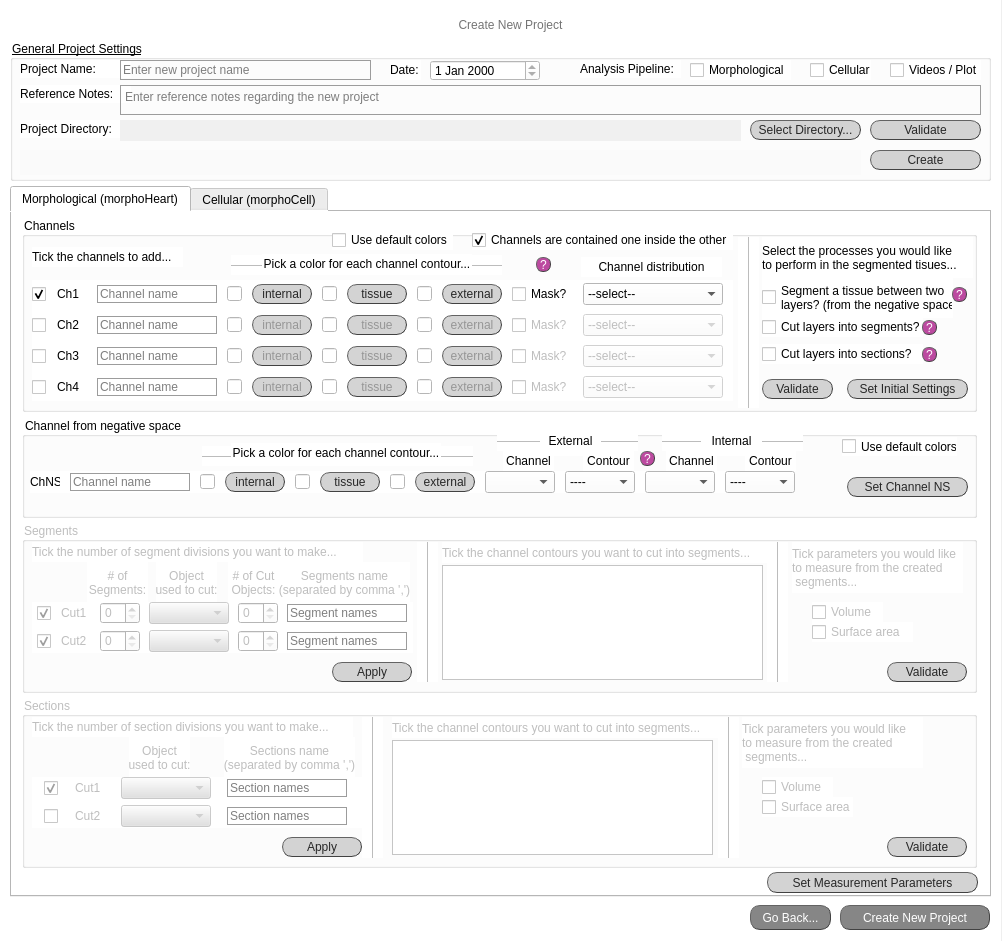
Qt form new_project_screen.ui (jsanchez679/morphoHeart_rev) before a commit.
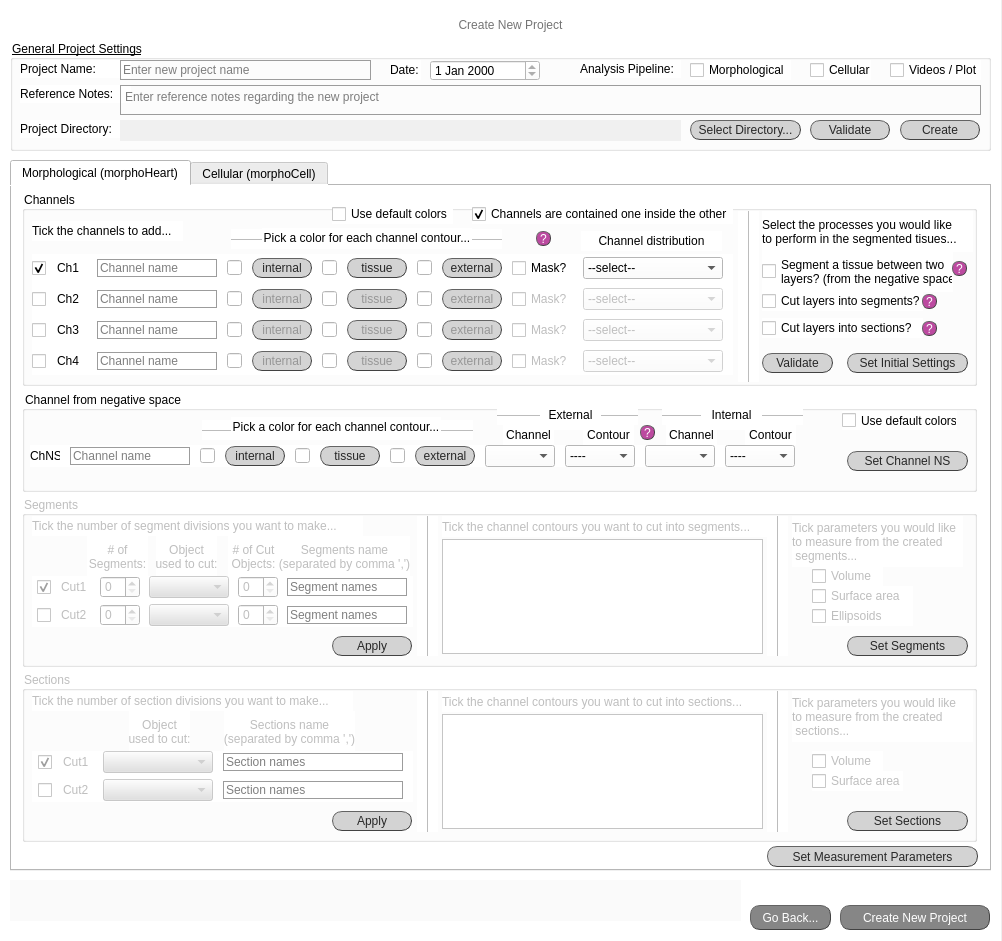
The same form after that commit.

Commit message: Create new project almost done, still to do set meas param window

```diff
--- a/new_project_screen.ui
+++ b/new_project_screen.ui
@@ -81,7 +81,7 @@
       <x>10</x>
       <y>40</y>
       <width>981</width>
-      <height>141</height>
+      <height>111</height>
      </rect>
     </property>
     <property name="styleSheet">
@@ -126,7 +126,7 @@
     <widget class="QPushButton" name="button_select_proj_dir">
      <property name="geometry">
       <rect>
-       <x>740</x>
+       <x>680</x>
        <y>80</y>
        <width>111</width>
        <height>20</height>
@@ -242,7 +242,7 @@
       <rect>
        <x>110</x>
        <y>80</y>
-       <width>621</width>
+       <width>561</width>
        <height>21</height>
       </rect>
      </property>
@@ -357,9 +357,9 @@
     <widget class="QPushButton" name="button_validate_new_proj">
      <property name="geometry">
       <rect>
-       <x>860</x>
+       <x>800</x>
        <y>80</y>
-       <width>111</width>
+       <width>80</width>
        <height>20</height>
       </rect>
      </property>
@@ -393,9 +393,9 @@
     <widget class="QPushButton" name="button_create_initial_proj">
      <property name="geometry">
       <rect>
-       <x>860</x>
-       <y>110</y>
-       <width>111</width>
+       <x>890</x>
+       <y>80</y>
+       <width>80</width>
        <height>20</height>
       </rect>
      </property>
@@ -429,31 +429,6 @@
       <bool>false</bool>
      </property>
     </widget>
-    <widget class="QLineEdit" name="tE_validate">
-     <property name="geometry">
-      <rect>
-       <x>10</x>
-       <y>110</y>
-       <width>841</width>
-       <height>25</height>
-      </rect>
-     </property>
-     <property name="styleSheet">
-      <string notr="true">font: 25 9pt &quot;Calibri Light&quot;;
-color: rgb(170, 0, 127);
-background-color: rgb(250, 250, 250);
-</string>
-     </property>
-     <property name="frame">
-      <bool>false</bool>
-     </property>
-     <property name="alignment">
-      <set>Qt::AlignCenter</set>
-     </property>
-     <property name="readOnly">
-      <bool>true</bool>
-     </property>
-    </widget>
     <widget class="QDateEdit" name="dateEdit">
      <property name="geometry">
       <rect>
@@ -499,7 +474,6 @@
     <zorder>button_validate_new_proj</zorder>
     <zorder>button_select_proj_dir</zorder>
     <zorder>button_create_initial_proj</zorder>
-    <zorder>tE_validate</zorder>
     <zorder>dateEdit</zorder>
     <zorder>lab_proj_name_2</zorder>
    </widget>
@@ -510,7 +484,7 @@
     <property name="geometry">
      <rect>
       <x>10</x>
-      <y>186</y>
+      <y>160</y>
       <width>981</width>
       <height>711</height>
      </rect>
@@ -565,7 +539,7 @@
         <rect>
          <x>10</x>
          <y>80</y>
-         <width>331</width>
+         <width>381</width>
          <height>51</height>
         </rect>
        </property>
@@ -622,7 +596,7 @@
            </widget>
           </item>
           <item>
-           <widget class="QLabel" name="lab_ch1_6">
+           <widget class="QLabel" name="lab_sect1">
             <property name="sizePolicy">
              <sizepolicy hsizetype="Fixed" vsizetype="Fixed">
               <horstretch>0</horstretch>
@@ -651,15 +625,18 @@
           </item>
           <item>
            <widget class="QComboBox" name="cB_obj_sect1">
+            <property name="enabled">
+             <bool>false</bool>
+            </property>
             <property name="minimumSize">
              <size>
-              <width>90</width>
+              <width>110</width>
               <height>0</height>
              </size>
             </property>
             <property name="maximumSize">
              <size>
-              <width>90</width>
+              <width>110</width>
               <height>16777215</height>
              </size>
             </property>
@@ -678,6 +655,9 @@
           </item>
           <item>
            <widget class="QLineEdit" name="names_sect1">
+            <property name="enabled">
+             <bool>false</bool>
+            </property>
             <property name="sizePolicy">
              <sizepolicy hsizetype="Fixed" vsizetype="Fixed">
               <horstretch>0</horstretch>
@@ -686,13 +666,13 @@
             </property>
             <property name="minimumSize">
              <size>
-              <width>120</width>
+              <width>180</width>
               <height>18</height>
              </size>
             </property>
             <property name="maximumSize">
              <size>
-              <width>120</width>
+              <width>180</width>
               <height>16777215</height>
              </size>
             </property>
@@ -773,7 +753,10 @@
            </widget>
           </item>
           <item>
-           <widget class="QLabel" name="lab_ch1_7">
+           <widget class="QLabel" name="lab_sect2">
+            <property name="enabled">
+             <bool>false</bool>
+            </property>
             <property name="sizePolicy">
              <sizepolicy hsizetype="Fixed" vsizetype="Fixed">
               <horstretch>0</horstretch>
@@ -804,13 +787,13 @@
            <widget class="QComboBox" name="cB_obj_sect2">
             <property name="minimumSize">
              <size>
-              <width>90</width>
+              <width>110</width>
               <height>0</height>
              </size>
             </property>
             <property name="maximumSize">
              <size>
-              <width>80</width>
+              <width>110</width>
               <height>16777215</height>
              </size>
             </property>
@@ -837,13 +820,13 @@
             </property>
             <property name="minimumSize">
              <size>
-              <width>120</width>
+              <width>180</width>
               <height>18</height>
              </size>
             </property>
             <property name="maximumSize">
              <size>
-              <width>120</width>
+              <width>180</width>
               <height>16777215</height>
              </size>
             </property>
@@ -917,7 +900,7 @@
       <widget class="QLabel" name="lab_no_ch_9">
        <property name="geometry">
         <rect>
-         <x>370</x>
+         <x>420</x>
          <y>20</y>
          <width>331</width>
          <height>21</height>
@@ -928,39 +911,12 @@
 background-color: rgb(255, 255, 255);</string>
        </property>
        <property name="text">
-        <string>Tick the channel contours you want to cut into segments...</string>
+        <string>Tick the channel contours you want to cut into sections...</string>
        </property>
        <property name="alignment">
         <set>Qt::AlignLeading|Qt::AlignLeft|Qt::AlignVCenter</set>
        </property>
       </widget>
-      <widget class="QPushButton" name="apply_sect">
-       <property name="geometry">
-        <rect>
-         <x>260</x>
-         <y>140</y>
-         <width>80</width>
-         <height>20</height>
-        </rect>
-       </property>
-       <property name="styleSheet">
-        <string notr="true">QPushButton{border-radius:10px;
-border-width: 1px;
-border-style: outset;
-border-color: rgb(66, 66, 66);
-background-color: rgb(211, 211, 211);
-color: rgb(39, 39, 39);
-font: 10pt &quot;Calibri Light&quot;;}
-
-QPushButton:hover{
-background-color: #eb6fbd;
-border-color: #672146
-}</string>
-       </property>
-       <property name="text">
-        <string>Apply</string>
-       </property>
-      </widget>
       <widget class="QLabel" name="lab_proj_name_9">
        <property name="geometry">
         <rect>
@@ -984,7 +940,7 @@
       <widget class="QTableWidget" name="tabW_sect">
        <property name="geometry">
         <rect>
-         <x>370</x>
+         <x>420</x>
          <y>43</y>
          <width>321</width>
          <height>115</height>
@@ -997,13 +953,13 @@
         </sizepolicy>
        </property>
        <property name="styleSheet">
-        <string notr="true">font: 25 10pt &quot;Calibri Light&quot;;</string>
+        <string notr="true">font: 25 8pt &quot;Calibri Light&quot;;</string>
        </property>
       </widget>
       <widget class="QLabel" name="lab_no_ch_15">
        <property name="geometry">
         <rect>
-         <x>720</x>
+         <x>770</x>
          <y>20</y>
          <width>181</width>
          <height>51</height>
@@ -1016,16 +972,16 @@
        <property name="text">
         <string>Tick parameters you would like
 to measure from the created
- segments...</string>
+ sections...</string>
        </property>
        <property name="alignment">
         <set>Qt::AlignLeading|Qt::AlignLeft|Qt::AlignVCenter</set>
        </property>
       </widget>
-      <widget class="QCheckBox" name="cB_area_segm_2">
+      <widget class="QCheckBox" name="cB_area_sect">
        <property name="geometry">
         <rect>
-         <x>740</x>
+         <x>790</x>
          <y>100</y>
          <width>91</width>
          <height>20</height>
@@ -1041,10 +997,10 @@
         <string>Surface area</string>
        </property>
       </widget>
-      <widget class="QCheckBox" name="cB_volume_segm_2">
+      <widget class="QCheckBox" name="cB_volume_sect">
        <property name="geometry">
         <rect>
-         <x>740</x>
+         <x>790</x>
          <y>80</y>
          <width>71</width>
          <height>20</height>
@@ -1063,37 +1019,10 @@
         <bool>false</bool>
        </property>
       </widget>
-      <widget class="QPushButton" name="button_validate_new_proj_5">
-       <property name="geometry">
-        <rect>
-         <x>865</x>
-         <y>140</y>
-         <width>80</width>
-         <height>20</height>
-        </rect>
-       </property>
-       <property name="styleSheet">
-        <string notr="true">QPushButton{border-radius:10px;
-border-width: 1px;
-border-style: outset;
-border-color: rgb(66, 66, 66);
-background-color: rgb(211, 211, 211);
-color: rgb(39, 39, 39);
-font: 10pt &quot;Calibri Light&quot;;}
-
-QPushButton:hover{
-background-color: #eb6fbd;
-border-color: #672146
-}</string>
-       </property>
-       <property name="text">
-        <string>Validate</string>
-       </property>
-      </widget>
       <widget class="Line" name="line_12">
        <property name="geometry">
         <rect>
-         <x>340</x>
+         <x>395</x>
          <y>20</y>
          <width>21</width>
          <height>141</height>
@@ -1115,7 +1044,7 @@
       <widget class="Line" name="line_13">
        <property name="geometry">
         <rect>
-         <x>696</x>
+         <x>745</x>
          <y>20</y>
          <width>21</width>
          <height>141</height>
@@ -1134,19 +1063,85 @@
         <enum>Qt::Vertical</enum>
        </property>
       </widget>
+      <widget class="QPushButton" name="button_set_sect">
+       <property name="geometry">
+        <rect>
+         <x>825</x>
+         <y>140</y>
+         <width>121</width>
+         <height>20</height>
+        </rect>
+       </property>
+       <property name="autoFillBackground">
+        <bool>false</bool>
+       </property>
+       <property name="styleSheet">
+        <string notr="true">QPushButton{border-radius:10px;
+border-width: 1px;
+border-style: outset;
+border-color: rgb(66, 66, 66);
+background-color: rgb(211, 211, 211);
+color: rgb(39, 39, 39);
+font: 10pt &quot;Calibri Light&quot;;}
+
+QPushButton:hover{
+background-color: #eb6fbd;
+border-color: #672146
+}</string>
+       </property>
+       <property name="text">
+        <string>Set Sections</string>
+       </property>
+       <property name="checkable">
+        <bool>true</bool>
+       </property>
+      </widget>
+      <widget class="QPushButton" name="apply_sect">
+       <property name="geometry">
+        <rect>
+         <x>310</x>
+         <y>140</y>
+         <width>80</width>
+         <height>20</height>
+        </rect>
+       </property>
+       <property name="autoFillBackground">
+        <bool>false</bool>
+       </property>
+       <property name="styleSheet">
+        <string notr="true">QPushButton{border-radius:10px;
+border-width: 1px;
+border-style: outset;
+border-color: rgb(66, 66, 66);
+background-color: rgb(211, 211, 211);
+color: rgb(39, 39, 39);
+font: 10pt &quot;Calibri Light&quot;;}
+
+QPushButton:hover{
+background-color: #eb6fbd;
+border-color: #672146
+}</string>
+       </property>
+       <property name="text">
+        <string>Apply</string>
+       </property>
+       <property name="checkable">
+        <bool>true</bool>
+       </property>
+      </widget>
       <zorder>line_13</zorder>
       <zorder>lab_proj_name_9</zorder>
       <zorder>lab_no_segm_4</zorder>
       <zorder>verticalLayoutWidget_5</zorder>
       <zorder>lab_no_ch_16</zorder>
       <zorder>lab_no_ch_9</zorder>
-      <zorder>apply_sect</zorder>
       <zorder>tabW_sect</zorder>
       <zorder>lab_no_ch_15</zorder>
-      <zorder>cB_area_segm_2</zorder>
-      <zorder>cB_volume_segm_2</zorder>
-      <zorder>button_validate_new_proj_5</zorder>
+      <zorder>cB_area_sect</zorder>
+      <zorder>cB_volume_sect</zorder>
       <zorder>line_12</zorder>
+      <zorder>button_set_sect</zorder>
+      <zorder>apply_sect</zorder>
      </widget>
      <widget class="QGroupBox" name="set_channels">
       <property name="geometry">
@@ -3411,7 +3406,7 @@
          </widget>
         </item>
         <item>
-         <widget class="QLineEdit" name="lineEdit_16">
+         <widget class="QLineEdit" name="chNS_username">
           <property name="enabled">
            <bool>true</bool>
           </property>
@@ -4064,7 +4059,7 @@
         <string>Use default colors</string>
        </property>
       </widget>
-      <widget class="QPushButton" name="button_validate_initial_set_2">
+      <widget class="QPushButton" name="button_set_chNS">
        <property name="geometry">
         <rect>
          <x>825</x>
@@ -4110,7 +4105,7 @@
       <zorder>line_9</zorder>
       <zorder>lab_no_ch_20</zorder>
       <zorder>ck_def_colorsNS</zorder>
-      <zorder>button_validate_initial_set_2</zorder>
+      <zorder>button_set_chNS</zorder>
      </widget>
      <widget class="QGroupBox" name="set_segm">
       <property name="enabled">
@@ -4194,7 +4189,7 @@
            </widget>
           </item>
           <item>
-           <widget class="QLabel" name="lab_ch1_2">
+           <widget class="QLabel" name="lab_segm1">
             <property name="sizePolicy">
              <sizepolicy hsizetype="Fixed" vsizetype="Fixed">
               <horstretch>0</horstretch>
@@ -4369,7 +4364,7 @@
              <bool>true</bool>
             </property>
             <property name="checked">
-             <bool>true</bool>
+             <bool>false</bool>
             </property>
             <property name="tristate">
              <bool>false</bool>
@@ -4377,7 +4372,10 @@
            </widget>
           </item>
           <item>
-           <widget class="QLabel" name="lab_ch1_3">
+           <widget class="QLabel" name="lab_segm2">
+            <property name="enabled">
+             <bool>false</bool>
+            </property>
             <property name="sizePolicy">
              <sizepolicy hsizetype="Fixed" vsizetype="Fixed">
               <horstretch>0</horstretch>
@@ -4614,33 +4612,6 @@
         <set>Qt::AlignLeading|Qt::AlignLeft|Qt::AlignVCenter</set>
        </property>
       </widget>
-      <widget class="QPushButton" name="apply_segm">
-       <property name="geometry">
-        <rect>
-         <x>310</x>
-         <y>140</y>
-         <width>80</width>
-         <height>20</height>
-        </rect>
-       </property>
-       <property name="styleSheet">
-        <string notr="true">QPushButton{border-radius:10px;
-border-width: 1px;
-border-style: outset;
-border-color: rgb(66, 66, 66);
-background-color: rgb(211, 211, 211);
-color: rgb(39, 39, 39);
-font: 10pt &quot;Calibri Light&quot;;}
-
-QPushButton:hover{
-background-color: #eb6fbd;
-border-color: #672146
-}</string>
-       </property>
-       <property name="text">
-        <string>Apply</string>
-       </property>
-      </widget>
       <widget class="QLabel" name="lab_proj_name_6">
        <property name="geometry">
         <rect>
@@ -4715,7 +4686,7 @@
        <property name="geometry">
         <rect>
          <x>790</x>
-         <y>80</y>
+         <y>70</y>
          <width>71</width>
          <height>20</height>
         </rect>
@@ -4737,7 +4708,7 @@
        <property name="geometry">
         <rect>
          <x>790</x>
-         <y>100</y>
+         <y>90</y>
          <width>101</width>
          <height>20</height>
         </rect>
@@ -4752,33 +4723,6 @@
         <string>Surface area</string>
        </property>
       </widget>
-      <widget class="QPushButton" name="button_validate_new_proj_3">
-       <property name="geometry">
-        <rect>
-         <x>865</x>
-         <y>140</y>
-         <width>80</width>
-         <height>20</height>
-        </rect>
-       </property>
-       <property name="styleSheet">
-        <string notr="true">QPushButton{border-radius:10px;
-border-width: 1px;
-border-style: outset;
-border-color: rgb(66, 66, 66);
-background-color: rgb(211, 211, 211);
-color: rgb(39, 39, 39);
-font: 10pt &quot;Calibri Light&quot;;}
-
-QPushButton:hover{
-background-color: #eb6fbd;
-border-color: #672146
-}</string>
-       </property>
-       <property name="text">
-        <string>Validate</string>
-       </property>
-      </widget>
       <widget class="Line" name="line_10">
        <property name="geometry">
         <rect>
@@ -4823,6 +4767,91 @@
         <enum>Qt::Vertical</enum>
        </property>
       </widget>
+      <widget class="QPushButton" name="button_set_segm">
+       <property name="geometry">
+        <rect>
+         <x>825</x>
+         <y>140</y>
+         <width>121</width>
+         <height>20</height>
+        </rect>
+       </property>
+       <property name="autoFillBackground">
+        <bool>false</bool>
+       </property>
+       <property name="styleSheet">
+        <string notr="true">QPushButton{border-radius:10px;
+border-width: 1px;
+border-style: outset;
+border-color: rgb(66, 66, 66);
+background-color: rgb(211, 211, 211);
+color: rgb(39, 39, 39);
+font: 10pt &quot;Calibri Light&quot;;}
+
+QPushButton:hover{
+background-color: #eb6fbd;
+border-color: #672146
+}</string>
+       </property>
+       <property name="text">
+        <string>Set Segments</string>
+       </property>
+       <property name="checkable">
+        <bool>true</bool>
+       </property>
+      </widget>
+      <widget class="QPushButton" name="apply_segm">
+       <property name="geometry">
+        <rect>
+         <x>310</x>
+         <y>140</y>
+         <width>80</width>
+         <height>20</height>
+        </rect>
+       </property>
+       <property name="autoFillBackground">
+        <bool>false</bool>
+       </property>
+       <property name="styleSheet">
+        <string notr="true">QPushButton{border-radius:10px;
+border-width: 1px;
+border-style: outset;
+border-color: rgb(66, 66, 66);
+background-color: rgb(211, 211, 211);
+color: rgb(39, 39, 39);
+font: 10pt &quot;Calibri Light&quot;;}
+
+QPushButton:hover{
+background-color: #eb6fbd;
+border-color: #672146
+}</string>
+       </property>
+       <property name="text">
+        <string>Apply</string>
+       </property>
+       <property name="checkable">
+        <bool>true</bool>
+       </property>
+      </widget>
+      <widget class="QCheckBox" name="cB_ellip_segm">
+       <property name="geometry">
+        <rect>
+         <x>790</x>
+         <y>110</y>
+         <width>101</width>
+         <height>20</height>
+        </rect>
+       </property>
+       <property name="layoutDirection">
+        <enum>Qt::LeftToRight</enum>
+       </property>
+       <property name="styleSheet">
+        <string notr="true">font: 25 10pt &quot;Calibri Light&quot;;</string>
+       </property>
+       <property name="text">
+        <string>Ellipsoids</string>
+       </property>
+      </widget>
       <zorder>line_10</zorder>
       <zorder>lab_proj_name_6</zorder>
       <zorder>lab_no_segm_2</zorder>
@@ -4831,13 +4860,14 @@
       <zorder>verticalLayoutWidget_3</zorder>
       <zorder>lab_no_ch_12</zorder>
       <zorder>lab_no_ch_8</zorder>
-      <zorder>apply_segm</zorder>
       <zorder>tabW_segm</zorder>
       <zorder>lab_no_ch_14</zorder>
       <zorder>cB_volume_segm</zorder>
       <zorder>cB_area_segm</zorder>
-      <zorder>button_validate_new_proj_3</zorder>
       <zorder>line_11</zorder>
+      <zorder>button_set_segm</zorder>
+      <zorder>apply_segm</zorder>
+      <zorder>cB_ellip_segm</zorder>
      </widget>
      <widget class="QPushButton" name="set_meas_param_all">
       <property name="geometry">
@@ -4969,6 +4999,31 @@
      <bool>true</bool>
     </property>
    </widget>
+   <widget class="QLineEdit" name="tE_validate">
+    <property name="geometry">
+     <rect>
+      <x>10</x>
+      <y>880</y>
+      <width>731</width>
+      <height>41</height>
+     </rect>
+    </property>
+    <property name="styleSheet">
+     <string notr="true">font: 25 9pt &quot;Calibri Light&quot;;
+color: rgb(170, 0, 127);
+background-color: rgb(250, 250, 250);
+</string>
+    </property>
+    <property name="frame">
+     <bool>false</bool>
+    </property>
+    <property name="alignment">
+     <set>Qt::AlignCenter</set>
+    </property>
+    <property name="readOnly">
+     <bool>true</bool>
+    </property>
+   </widget>
   </widget>
  </widget>
  <resources>
```
The commit also changes 3 other files.
